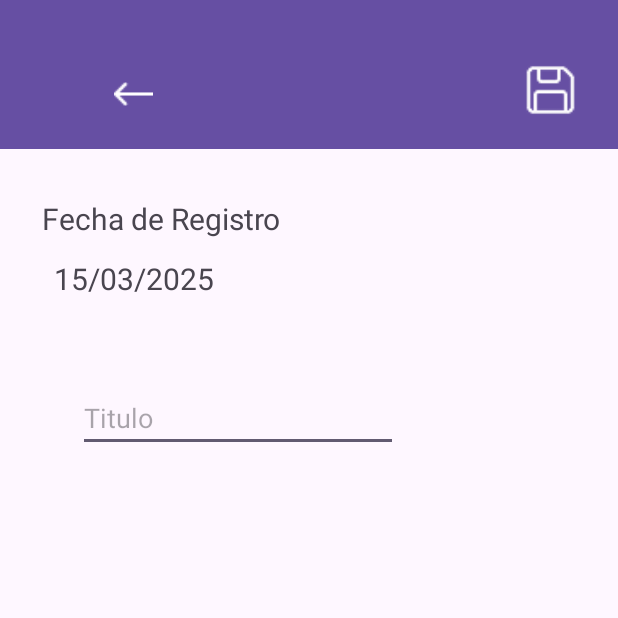
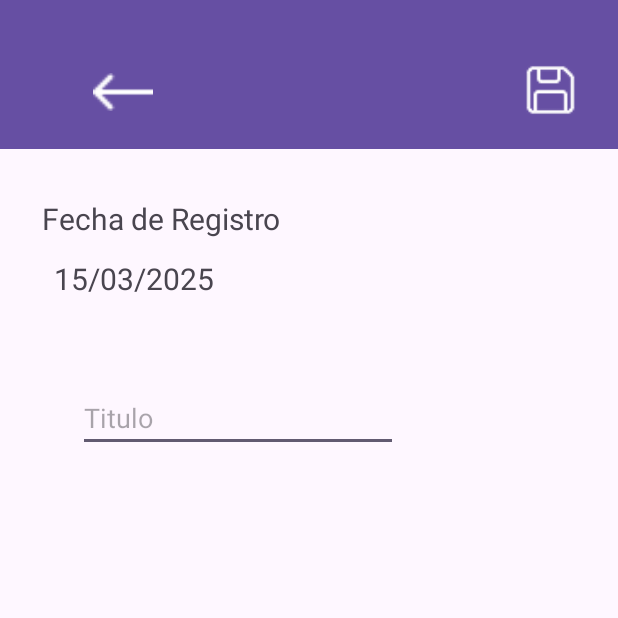
Before and after one commit to BryanGarciaR/proyectoAndroid, an Android app: the AgregarNota screen opened directly, with no data from a screen before it, on a phone screen of 412 x 824 dp, the top half of it. Run offline under Robolectric (Android 15) with nearby library versions, the phone set to English and light mode, and no system bars.

Commit message:
boon regresar habilitado

```diff
--- a/app/src/main/java/com/example/proyectofinal/AgregarNota.java
+++ b/app/src/main/java/com/example/proyectofinal/AgregarNota.java
@@ -1,10 +1,13 @@
 package com.example.proyectofinal;
 
 import android.app.DatePickerDialog;
+import android.content.Intent;
 import android.os.Bundle;
 import android.view.View;
 import android.view.WindowManager;
 import android.widget.Button;
+import android.widget.ImageButton;
+import android.widget.ImageView;
 import android.widget.TextView;
 
 import androidx.activity.EdgeToEdge;
@@ -20,12 +23,24 @@ public class AgregarNota extends AppCompatActivity {
     private TextView txtFecha2;
     private TextView txtFecha;
 
+    ImageView  btnGuardar, btnBack;
+
     @Override
     protected void onCreate(Bundle savedInstanceState) {
         super.onCreate(savedInstanceState);
         EdgeToEdge.enable(this);
         setContentView(R.layout.activity_agregarnota);
 
+        //Vinculando mis variables a los botones correspondientes
+        btnBack = findViewById(R.id.btnBack);
+        btnGuardar = findViewById(R.id.btnGuardar);
+
+        btnBack.setOnClickListener(new View.OnClickListener() {
+            @Override
+            public void onClick(View v) {
+                startActivity(new Intent(AgregarNota.this, Principal.class));
+            }
+        });
         getWindow().setStatusBarColor(getResources().getColor(R.color.blue));
         // Hacer que la aplicación esté en pantalla completa
         getWindow().setFlags(WindowManager.LayoutParams.FLAG_FULLSCREEN,
--- a/app/src/main/res/layout/activity_agregarnota.xml
+++ b/app/src/main/res/layout/activity_agregarnota.xml
@@ -23,12 +23,16 @@
 
         <ImageView
             android:id="@+id/btnBack"
-            android:layout_width="26dp"
-            android:layout_height="65dp"
+            android:layout_width="40dp"
+            android:layout_height="76dp"
             android:layout_marginHorizontal="220dp"
             android:layout_marginLeft="100dp"
-            android:layout_marginTop="30dp"
-            android:src="@mipmap/back" />
+            android:layout_marginTop="23dp"
+            android:src="@mipmap/back"
+            app:layout_constraintLeft_toLeftOf="parent"
+            app:layout_constraintRight_toRightOf="parent"
+            app:layout_constraintStart_toStartOf="parent"
+            app:layout_constraintTop_toTopOf="parent" />
 
         <ImageView
             android:id="@+id/btnGuardar"
--- a/app/src/main/res/layout/activity_principal.xml
+++ b/app/src/main/res/layout/activity_principal.xml
@@ -11,19 +11,19 @@
 
     <LinearLayout
         android:layout_width="match_parent"
-        android:layout_height="95dp"
+        android:layout_height="72dp"
         android:layout_gravity="center|end"
-        android:layout_marginTop="-87dp"
+        android:layout_marginTop="-100dp"
         android:background="#664FA3"
         android:gravity="center|center_horizontal"
-        android:orientation="horizontal">
+        android:orientation="horizontal"
+        >
 
         <ImageView
             android:id="@+id/imgUsericono1"
             android:layout_width="10dp"
             android:layout_height="wrap_content"
-            android:layout_weight="7"
-            />
+            android:layout_weight="7" />
 
         <ImageView
             android:id="@+id/imgUsericono"
@@ -39,7 +39,7 @@
             android:layout_height="100dp"
             android:layout_weight="1"
             android:paddingTop="20dp"
-            app:srcCompat="@mipmap/opcionesicono"/>
+            app:srcCompat="@mipmap/opcionesicono" />
     </LinearLayout>
 
     <FrameLayout
```
